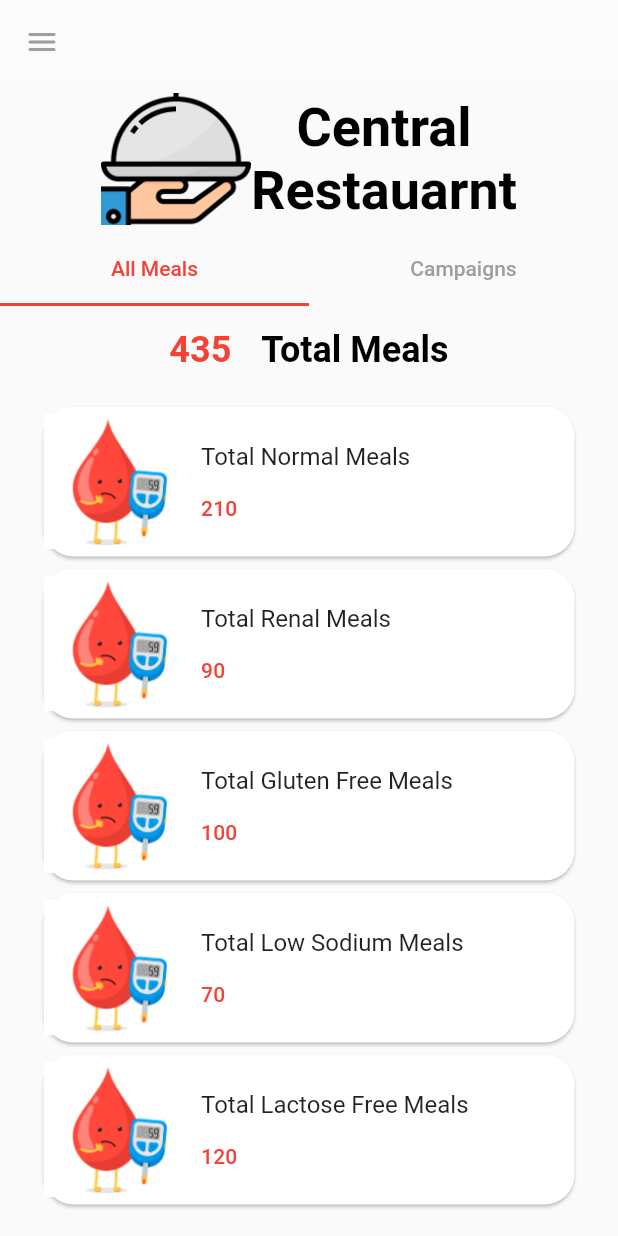
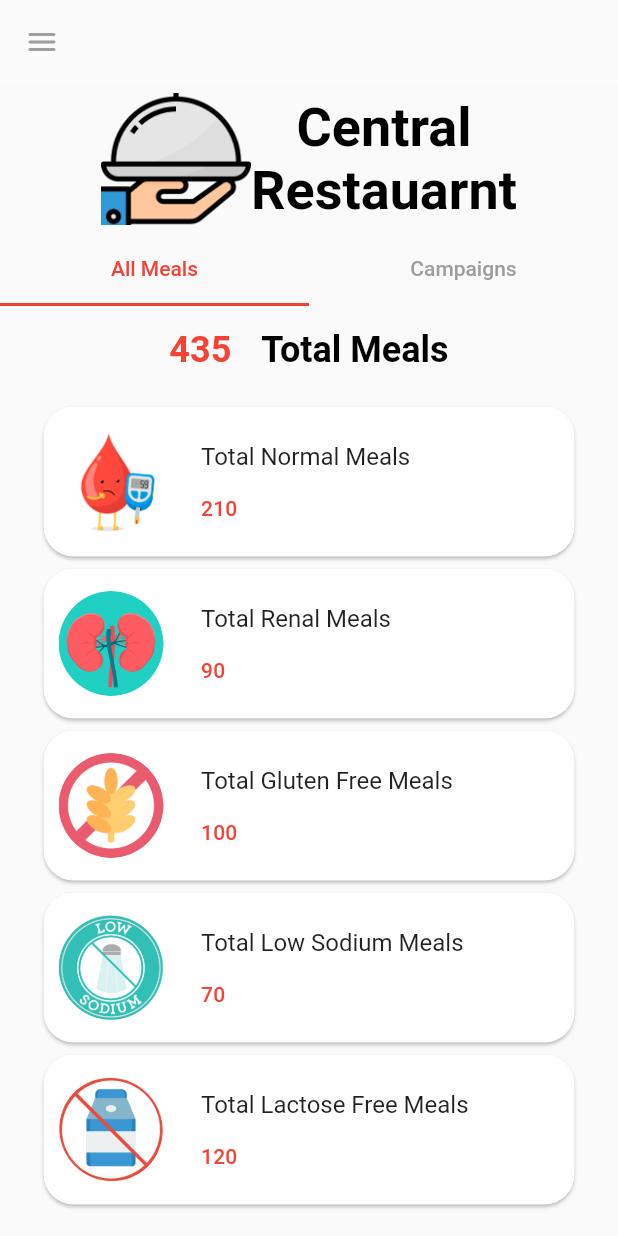
Before and after one commit to soomy1997/meals_route, a Flutter app: the screen it shows after launch, on a phone screen of 412 x 824 dp. Run offline on Flutter 3.47's test engine with Material 2 defaults, Android fonts, the phone set to English and light mode, and no system bars; our stand-ins replace flip_card, settings_ui.

Commit message:
edited back card & homepage

```diff
--- a/lib/utils/tab_1.dart
+++ b/lib/utils/tab_1.dart
@@ -10,10 +10,10 @@ class Tab1 extends StatelessWidget {
   Widget build(BuildContext context) {
     List<AllMeals> allMeals = [
       AllMeals("lib/img/diabetic.png", 'Total Normal Meals', '210'),
-      AllMeals("lib/img/diabetic.png", 'Total Renal Meals', '90'),
-      AllMeals("lib/img/diabetic.png", 'Total Gluten Free Meals', '100'),
-      AllMeals("lib/img/diabetic.png", 'Total Low Sodium Meals', '70'),
-      AllMeals("lib/img/diabetic.png", 'Total Lactose Free Meals', '120'),
+      AllMeals("lib/img/renal.png", 'Total Renal Meals', '90'),
+      AllMeals("lib/img/gluten-free.png", 'Total Gluten Free Meals', '100'),
+      AllMeals("lib/img/low-sodium.png", 'Total Low Sodium Meals', '70'),
+      AllMeals("lib/img/lactose-free.png", 'Total Lactose Free Meals', '120'),
     ];
     TextTheme textheme = Theme.of(context).textTheme;
 
@@ -56,14 +56,19 @@ class Tab1 extends StatelessWidget {
                         children: [
                           Column(
                             children: [
-                              Container(
+                              SizedBox(
                                 height: 100,
                                 width: 90,
-                                decoration: BoxDecoration(
-                                  image: DecorationImage(
-                                    fit: BoxFit.contain,
-                                    image: AssetImage(allMeals[index].imgUrl),
-                                  ),
+                                child: CircleAvatar(
+                                  backgroundColor: Colors.transparent,
+                                  child: SizedBox(
+                                      width: 70,
+                                      height: 70,
+                                      child: ClipOval(
+                                        child: Image.asset(
+                                          allMeals[index].imgUrl,
+                                        ),
+                                      )),
                                 ),
                               )
                             ],
--- a/pubspec.yaml
+++ b/pubspec.yaml
@@ -56,6 +56,10 @@ flutter:
   assets:
     - lib/img/Pic1.png
     - lib/img/diabetic.png
+    - lib/img/renal.png
+    - lib/img/gluten-free.png
+    - lib/img/lactose-free.png
+    - lib/img/low-sodium.png
     - lib/img/logo.png
 
   # An image asset can refer to one or more resolution-specific "variants", see
```
Also changed, not shown: lib/img/gluten-free.png, lib/img/lactose-free.png (added), lib/img/low-sodium.png (added), lib/img/renal.png (added).
